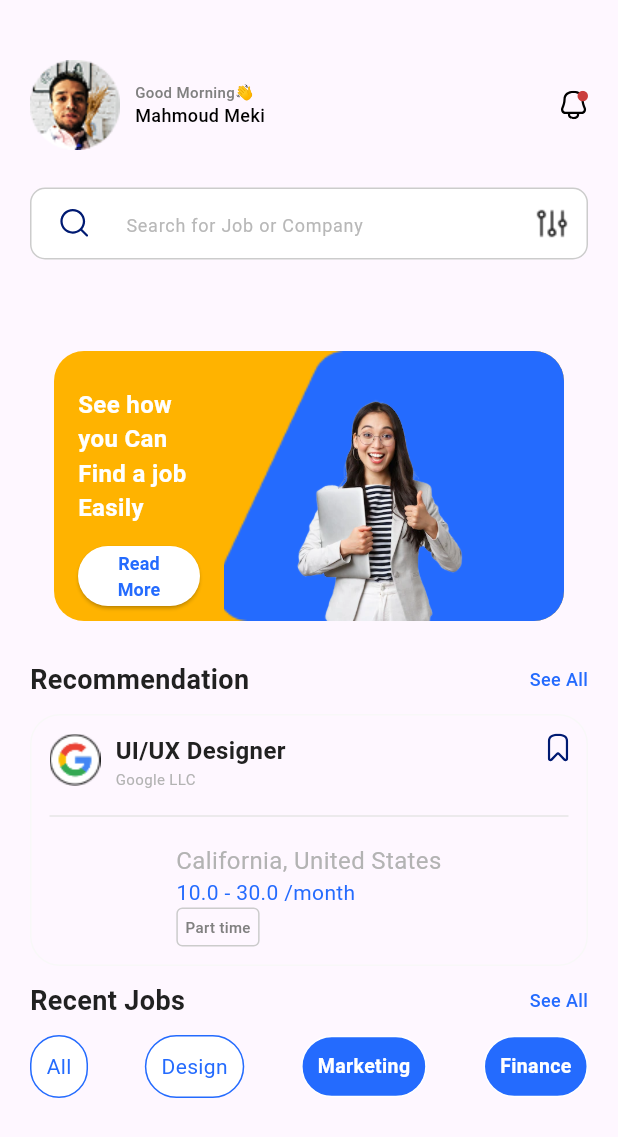
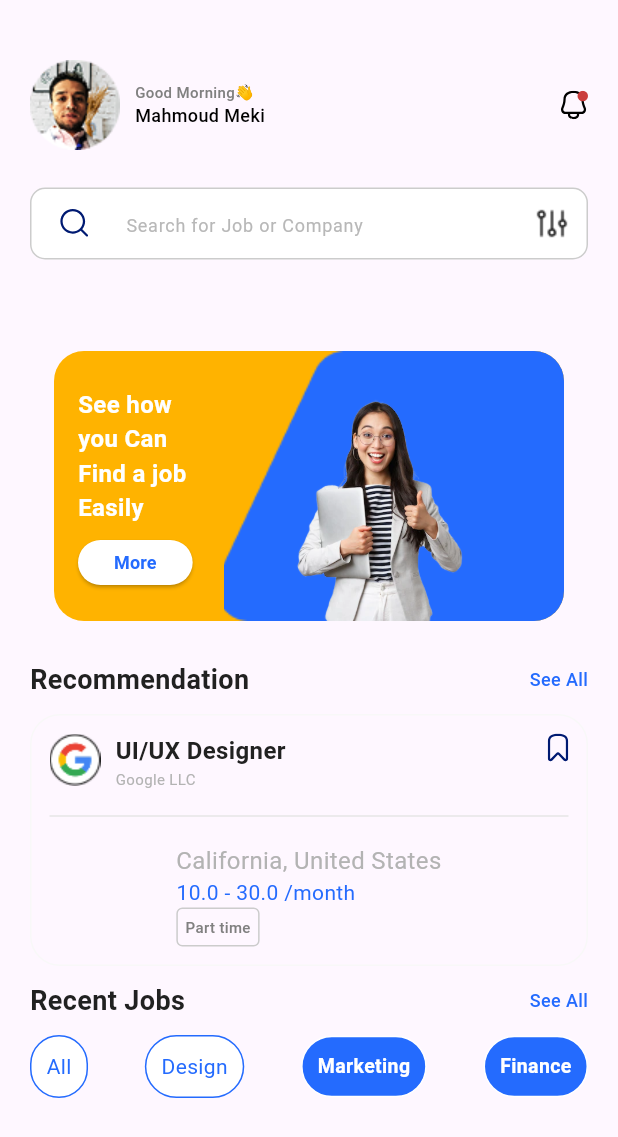
Before and after one commit to AyaEltantawy/top4job, a Flutter app: the HomePage screen opened directly, on a phone screen of 412 x 824 dp. Shown: the top 1137 px of the screen. Run offline on Flutter 3.47's test engine with Material 3 defaults, Android fonts, the phone set to English and light mode, and no system bars; our stand-ins replace bloc, date_field, equatable, firebase_auth, firebase_core, flutter_bloc and 5 more; missing offline and left inert: animated_snack_bar; accounts and stored records are empty; Roboto replaces fonts that are missing (DIN).

Commit message:
first commit

```diff
--- a/lib/features/bottom_navigation_bar/home/widgets/job_promo_card.dart
+++ b/lib/features/bottom_navigation_bar/home/widgets/job_promo_card.dart
@@ -29,7 +29,8 @@ class JobPromoCard extends StatelessWidget {
 
                   ),
                   const SizedBox(height: 10),
-                  ElevatedButton(
+                  Flexible(
+                    child: ElevatedButton(
 
                       onPressed: () {},
                       style: ElevatedButton.styleFrom(
@@ -41,8 +42,9 @@ class JobPromoCard extends StatelessWidget {
                       ),
                       child: Text(
                         textAlign: TextAlign.center,
-                      "Read More",
+                        "More",
                         style: TextStyles.font12SecondBlue600Weight,
+                      ),
                     ),
                   ),
                 ],
```
Lines whose indentation alone changed are shown as unchanged.
